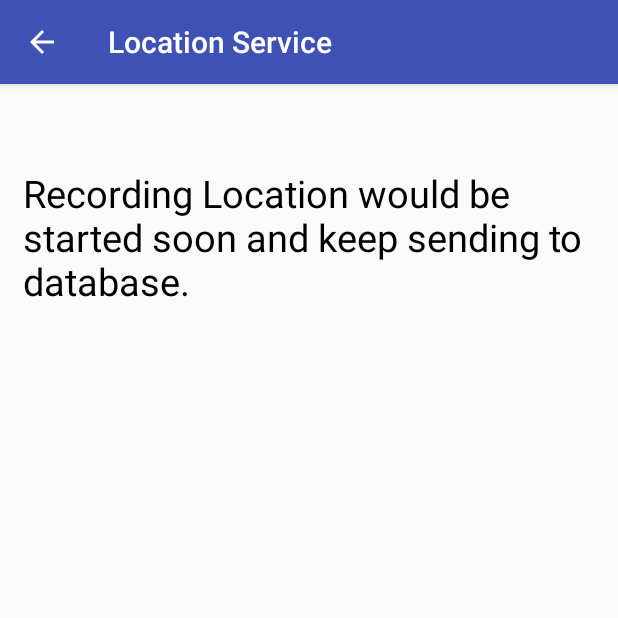
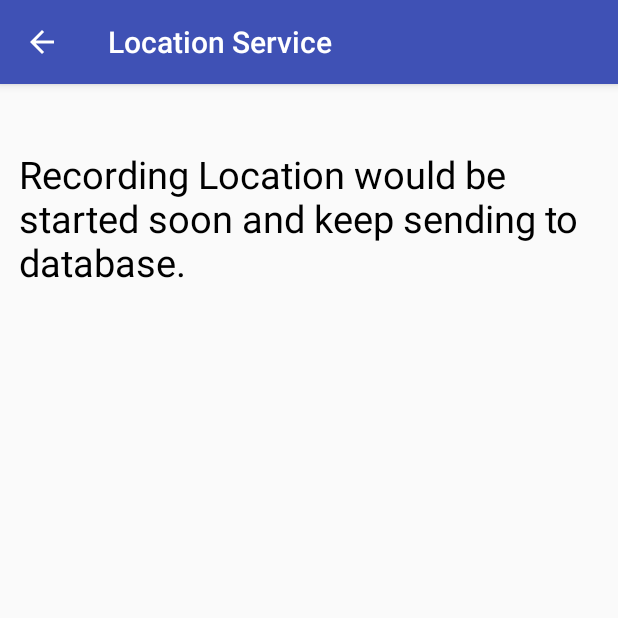
Before and after one commit to usmanali598/AndroidAppCarTracking, an Android app: the TrackingOnSide screen opened directly, with no data from a screen before it, on a phone screen of 412 x 824 dp, the top half of it. Run offline under Robolectric (Android 15) with nearby library versions, the phone set to English and light mode, and no system bars.

Commit message:
Button alignment centered

```diff
--- a/app/src/main/res/layout/activity_fuel.xml
+++ b/app/src/main/res/layout/activity_fuel.xml
@@ -56,8 +56,7 @@
         android:id="@+id/btFuel"
         android:layout_width="wrap_content"
         android:layout_height="wrap_content"
-        android:layout_marginLeft="120dp"
-        android:layout_marginRight="120dp"
+        android:layout_gravity="center"
         android:background="@drawable/button_bg"
         android:layout_marginTop="30dp"
         android:text="@string/add" />
--- a/app/src/main/res/layout/activity_trackingside.xml
+++ b/app/src/main/res/layout/activity_trackingside.xml
@@ -11,10 +11,11 @@
         android:id="@+id/textView"
         android:layout_width="wrap_content"
         android:layout_height="wrap_content"
-        android:layout_margin="10dp"
+        android:layout_margin="7dp"
+        android:layout_gravity="center_horizontal"
         android:layout_weight="1"
         android:paddingLeft="5dp"
-        android:paddingTop="20dp"
+        android:paddingTop="10dp"
         android:text="Recording Location would be started soon and keep sending to database."
         android:textColor="@android:color/black"
         android:textSize="25sp" />
--- a/app/src/main/res/layout/activity_update.xml
+++ b/app/src/main/res/layout/activity_update.xml
@@ -68,9 +68,8 @@
         android:layout_width="wrap_content"
         android:layout_height="wrap_content"
         android:background="@drawable/button_bg"
-        android:layout_marginLeft="120dp"
-        android:layout_marginRight="120dp"
-        android:layout_marginTop="30dp"
+        android:layout_gravity="center"
+        android:layout_marginTop="20dp"
         android:text="@string/Update" />
 
 </LinearLayout>
```
